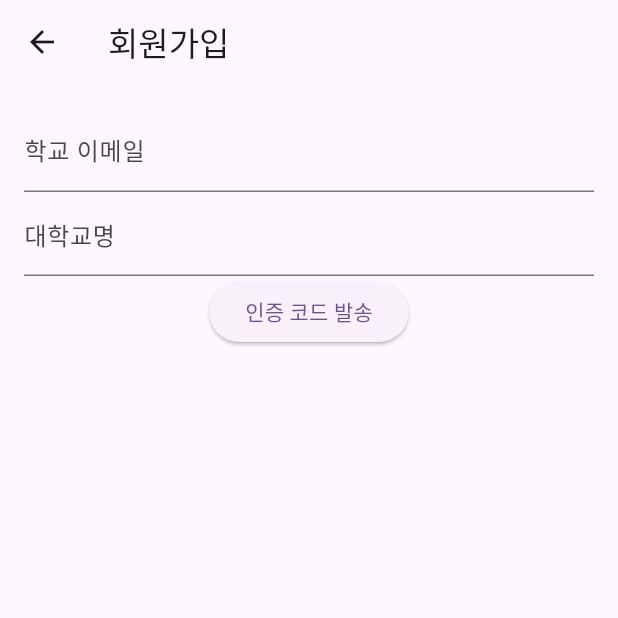
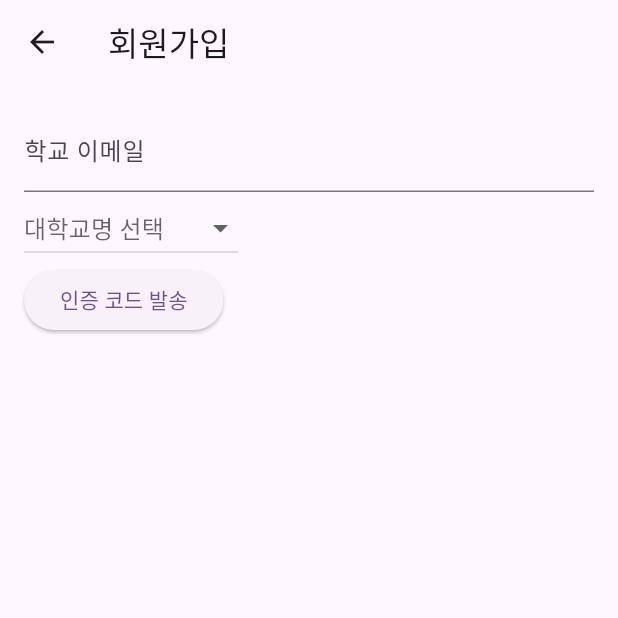
Before and after one commit to OASIS-HACKATHON-5TH-SUPERNOVA/front-end, a Flutter app: the SignupPage screen opened directly, after a tap on "인증 코드 발송", on a phone screen of 412 x 824 dp, the top half of it. Run offline on Flutter 3.47's test engine with Material 2 defaults, Android fonts, the light colour scheme and no system bars; our stand-ins replace shared_preferences; accounts and stored records are empty; network calls fail.

Commit message:
회원가입 시 학교 목록 안내로 교체

```diff
--- a/lib/screens/sign_up.dart
+++ b/lib/screens/sign_up.dart
@@ -9,16 +9,51 @@ class SignupPage extends StatefulWidget {
 
 class _SignupPageState extends State<SignupPage> {
   final _emailController = TextEditingController();
-  final _univNameController = TextEditingController();
+  final _codeController = TextEditingController();
   final _apiKey = '469b7054-f161-4e0d-865f-ddbe6d800a8f'; // 자신의 API Key로 변경
   bool _isEmailCertified = false;
-  final _codeController = TextEditingController();
 
   final ApiService _apiService = ApiService();
 
+  String? _selectedUnivName;
+
+  // 학교 목록
+  final List<String> _univNames = [
+    '전북대학교', '전주대학교', '전주기전대학교', '전주비전대학교', '전북과학대학교',
+    '전남도립대학교', '전주교육대학교', '원광대학교', '원광디지털대학교', '원광보건대학교',
+    '광주대학교', '광주가톨릭대학교', '광주교육대학교', '광주여자대학교', '광양보건대학교',
+    '호남대학교', '호남신학대학교', '순천대학교', '순천향대학교', '순천제일대학교',
+    '목포대학교', '목포해양대학교', '목포가톨릭대학교', '전남대학교', '전남과학대학교'
+  ];
+
+  String _getDomainFromEmail(String email) {
+    final domain = email.split('@').last;
+    return domain;
+  }
+
   Future<void> _sendCertificationEmail() async {
     final email = _emailController.text;
-    final univName = _univNameController.text;
+    final univName = _selectedUnivName ?? ''; // 드롭다운에서 선택한 학교 이름
+    final emailDomain = _getDomainFromEmail(email);
+
+    // 도메인과 대학명이 일치하는지 확인
+    if (emailDomain != univName) {
+      showDialog(
+        context: context,
+        builder: (ctx) => AlertDialog(
+          title: Text('오류'),
+          content: Text('이메일 도메인과 선택한 대학명이 일치하지 않습니다.'),
+          actions: [
+            TextButton(
+              onPressed: () => Navigator.of(ctx).pop(),
+              child: Text('확인'),
+            ),
+          ],
+        ),
+      );
+      return;
+    }
+
     final success = await _apiService.certifyEmail(_apiKey, email, univName, true);
 
     if (success) {
@@ -58,7 +93,7 @@ class _SignupPageState extends State<SignupPage> {
 
   Future<void> _verifyCode() async {
     final email = _emailController.text;
-    final univName = _univNameController.text;
+    final univName = _selectedUnivName ?? ''; // 드롭다운에서 선택한 학교 이름
     final code = int.tryParse(_codeController.text);
 
     if (code == null) {
@@ -174,14 +209,26 @@ class _SignupPageState extends State<SignupPage> {
         body: Padding(
           padding: const EdgeInsets.all(16.0),
           child: Column(
+            crossAxisAlignment: CrossAxisAlignment.start,
             children: [
               TextField(
                 controller: _emailController,
                 decoration: InputDecoration(labelText: '학교 이메일'),
               ),
-              TextField(
-                controller: _univNameController,
-                decoration: InputDecoration(labelText: '대학교명'),
+              DropdownButton<String>(
+                value: _selectedUnivName,
+                hint: Text('대학교명 선택'),
+                onChanged: (String? newValue) {
+                  setState(() {
+                    _selectedUnivName = newValue;
+                  });
+                },
+                items: _univNames.map<DropdownMenuItem<String>>((String value) {
+                  return DropdownMenuItem<String>(
+                    value: value,
+                    child: Text(value),
+                  );
+                }).toList(),
               ),
               ElevatedButton(
                 onPressed: _sendCertificationEmail,
--- a/lib/services/analyze_.dart
+++ b/lib/services/analyze_.dart
@@ -37,10 +37,9 @@ class _ChatScreenState extends State<ChatScreen> {
         body: jsonEncode({
           "model": "gpt-3.5-turbo",
           "messages": [
-            {"role": "system", "content": "You are a helpful assistant."},
-            {"role": "user", "content": "Who won the world series in 2020?"},
-            {"role": "assistant", "content": "The Los Angeles Dodgers won the World Series in 2020."},
-            {"role": "user", "content": "Where was it played?"}
+            {"role": "system", "content": "당신은 사용자의 입력을 바탕으로 자기 소개서를 분석해야 합니다."},
+            {"role": "user", "content": "안녕하세요! 서버 개발에 열정을 가진 김도현입니다. 🌟 서버 개발의 세계에 매료되어, 안정적이고 효율적인 시스템을 설계하고 구현하는 데 주력하고 있습니다. 자연어 처리와 인공지능 분야에도 큰 관심을 가지고 있으며, 최신 기술을 활용한 스마트한 서버 솔루션을 만드는 것이 제 목표입니다. 💻 다양한 프로젝트 경험을 통해 웹 애플리케이션, 모바일 백엔드, 대규모 데이터베이스 시스템 등 여러 분야에서 서버 개발의 기초와 심화 기술을 쌓아왔습니다. 특히, 클라우드 기반의 서버 환경 구축과 성능 최적화에서 두각을 나타내고 있습니다. ☁️ 제 개발 철학은 '끊임없는 학습과 도전'입니다. 새로운 기술에 대한 호기심을 가지고, 매번 새로운 문제에 도전하며 해결해 나가는 것을 즐깁니다. 또한, 협업을 통해 팀원들과의 시너지를 극대화하며, 프로젝트의 성공적인 완수를 위해 항상 최선을 다하고 있습니다. 🔧 서버 개발의 무궁무진한 가능성을 탐색하고, 이를 통해 더 나은 사용자 경험을 제공하는 것이 제 꿈입니다. 항상 발전하는 기술에 발맞추어 나아가며, 함께 성장해 나갈 수 있는 기회를 기다리고 있습니다. 🚀 감사합니다!"},
+            {"role": "assistant", "content": "기술 스택 : 서버 개발, 클라우드, 데이터베이스 \n 관심 분야 : 서버 개발 및 최적화, 자연어 처리 및 인공지능, 새로운 기술과 문제 해결"}
           ],
         }),
       );
```
Also changed, not shown: lib/screens/main_page.dart (+4 -18 lines).
